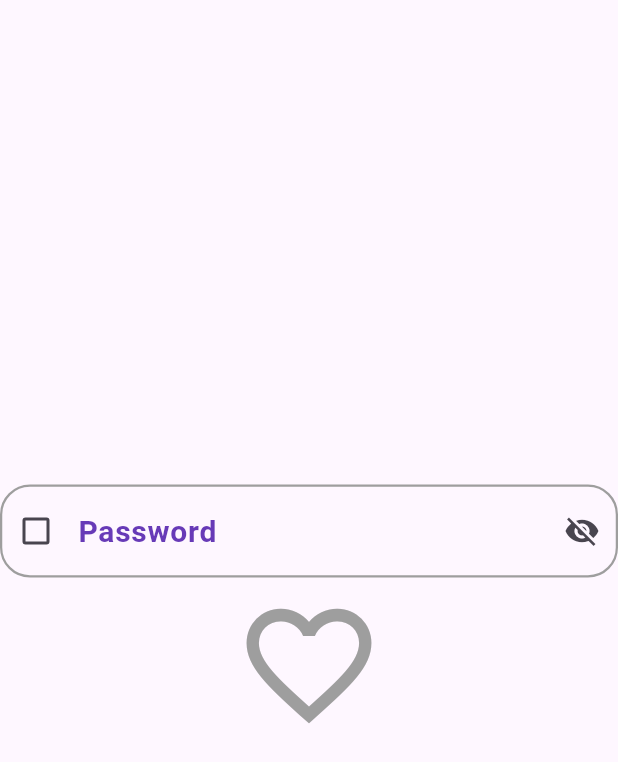
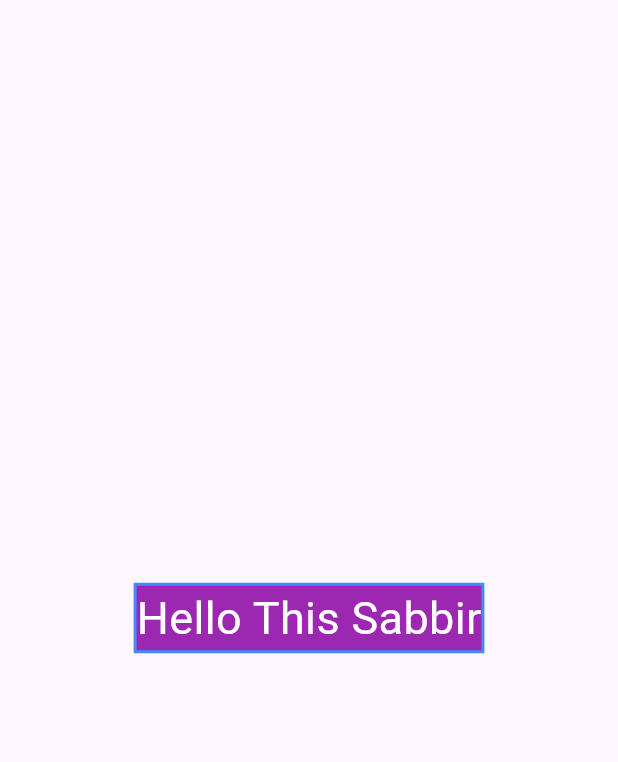
Before and after one commit to taufiqurSabbir/ostad_flutter_12, a Flutter app: the screen it shows after launch, on a phone screen of 412 x 824 dp. Shown: the top 762 px of the screen. Run offline on Flutter 3.47's test engine with Material 3 defaults, Android fonts, the phone set to English and light mode, and no system bars; our stand-ins replace flutter_screenutil.

Commit message:
module_15_class_2

```diff
--- a/lib/app.dart
+++ b/lib/app.dart
@@ -5,7 +5,9 @@
 import 'module_14/class_2.dart';
 import 'module_14/class_3.dart';
 import 'module_15/class_1.dart';
+import 'module_15/class_2.dart';
 import 'module_15/fav_btn.dart';
+import 'module_15/splashScreen.dart';
 
 class MyApp extends StatelessWidget {
   MyApp({super.key});
@@ -66,7 +68,7 @@
           darkTheme: ThemeData.dark(),
           themeMode: ThemeMode.system,
           title: 'Batch-12',
-          home: FavBtn(),
+          home: Splashscreen(),
           // initialRoute: '/bottomNav',
           // routes: {
           //   '/home' : (contex) => TravelHomeScreen(),
--- /dev/null
+++ b/lib/module_15/class_2.dart
@@ -0,0 +1,76 @@
+import 'package:flutter/material.dart';
+
+import 'class_1.dart';
+
+class LifeCycle extends StatefulWidget {
+   LifeCycle({super.key}){
+    print('1 Constructor');
+  }
+
+  @override
+  State<LifeCycle> createState(){ //once
+     print('2 create state');
+  return  _LifeCycleState();
+  }
+}
+
+class _LifeCycleState extends State<LifeCycle> {
+  String name = 'Demo';
+  Color bgColor = Colors.red;
+  @override
+  void initState() { //once
+    // TODO: implement initState
+    print('3 InitState');
+    name = 'Taufiq';
+    bgColor = Colors.purple;
+    super.initState();
+  }
+
+  @override
+  void didChangeDependencies() { //once
+    // TODO: implement didChangeDependencies
+    super.didChangeDependencies();
+    print('didChangeDependencies called');
+    name = 'Sabbir';
+  }
+
+  @override
+  void deactivate() {
+    // TODO: implement deactivate
+    print('deactivate');
+    super.deactivate();
+  }
+
+  @override
+  void dispose() { //once
+    // TODO: implement dispose
+    print('dispose called');
+    super.dispose();
+  }
+
+
+
+  @override
+  Widget build(BuildContext context) { // Many time
+    print('Build called');
+    return Scaffold(
+      body: Center(
+        child: Column(
+          mainAxisAlignment: MainAxisAlignment.center,
+          children: [
+            Container(
+              decoration: BoxDecoration(
+                color: bgColor,
+                border: Border.all(color: Colors.blueAccent,width: 2),
+              ),
+              child: Text(
+                'Hello This ${name}',
+                style: TextStyle(fontSize: 30,color: Colors.white),
+              ),
+            )
+          ],
+        ),
+      ),
+    );
+  }
+}
```
Also changed, not shown: lib/module_15/splashScreen.dart (added, +46 -0 lines).
